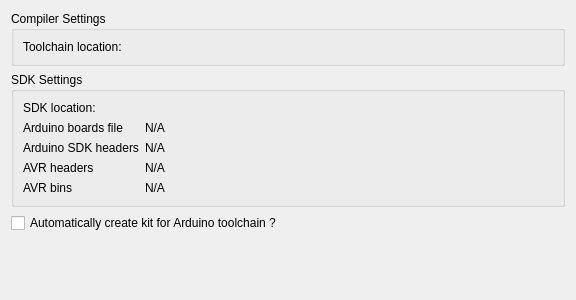
The window that src/arduinosettingswidget.ui (ThomArmax/arduino-qt-creator-plugin) describes before a commit, drawn with Qt 5.
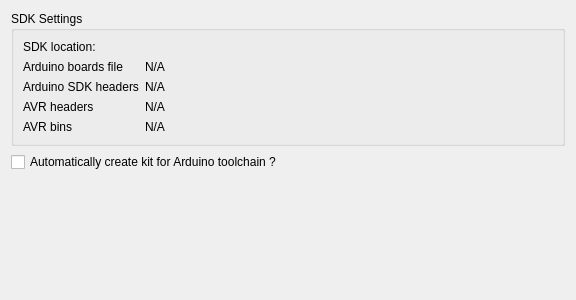
The same window after the commit. Custom widgets are drawn as their Qt base class.

Commit message: Remove "Compiler Settings" section

The edit to the form file:
```diff
--- a/src/arduinosettingswidget.ui
+++ b/src/arduinosettingswidget.ui
@@ -14,36 +14,6 @@
    <string>Form</string>
   </property>
   <layout class="QVBoxLayout" name="verticalLayout">
-   <item>
-    <widget class="QGroupBox" name="groupBoxCompilerSettings">
-     <property name="title">
-      <string>Compiler Settings</string>
-     </property>
-     <layout class="QVBoxLayout" name="verticalLayout_2">
-      <item>
-       <layout class="QHBoxLayout" name="horizontalLayout">
-        <item>
-         <widget class="QLabel" name="labelToolchainLocation">
-          <property name="text">
-           <string>Toolchain location:</string>
-          </property>
-         </widget>
-        </item>
-        <item>
-         <widget class="Utils::PathChooser" name="toolchainLocationPathChooser" native="true">
-          <property name="sizePolicy">
-           <sizepolicy hsizetype="Expanding" vsizetype="Preferred">
-            <horstretch>0</horstretch>
-            <verstretch>0</verstretch>
-           </sizepolicy>
-          </property>
-         </widget>
-        </item>
-       </layout>
-      </item>
-     </layout>
-    </widget>
-   </item>
    <item>
     <widget class="QGroupBox" name="groupBoxSdkSettings">
      <property name="title">
```
